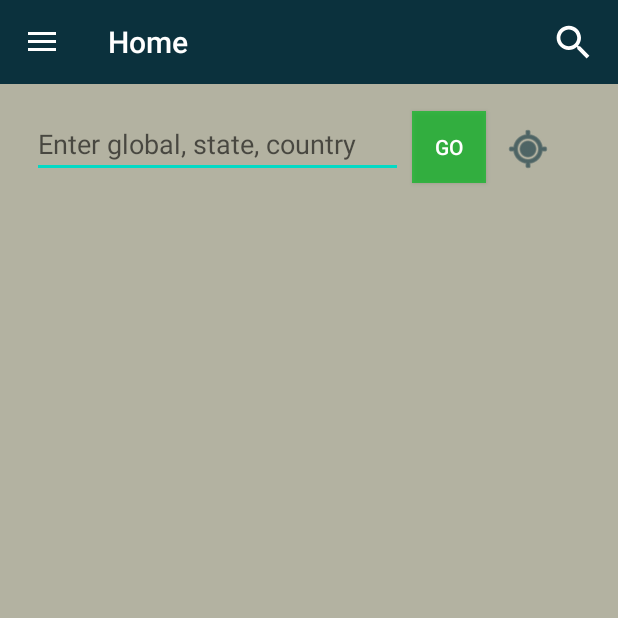
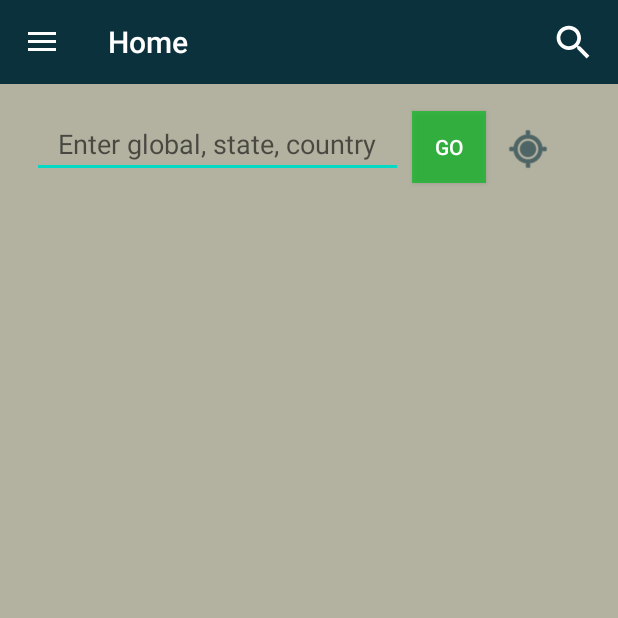
Before and after one commit to jerome1232/C19, an Android app: the fragment SearchFragment placed in its activity, after a tap on "GO", on a phone screen of 412 x 824 dp, the top half of it. Run offline under Robolectric (Android 15) with nearby library versions, the phone set to English and light mode, and no system bars; 2 statements that could not run were skipped.

Commit message:
GPS now auto fills in the input text. Also able to return a CovidEntity object through the log. Just need to get it tied to a card.

```diff
--- a/app/src/main/java/com/example/c19/MainActivity.kt
+++ b/app/src/main/java/com/example/c19/MainActivity.kt
@@ -23,7 +23,6 @@ import com.google.android.material.navigation.NavigationView
 import kotlinx.android.synthetic.main.activity_main.*
 import kotlinx.android.synthetic.main.drawer_toolbar.*
 import org.jetbrains.anko.doAsync
-import org.jetbrains.anko.toast
 import org.jetbrains.anko.uiThread
 import java.util.*
 
@@ -175,6 +174,7 @@ class MainActivity : AppCompatActivity(), NavigationView.OnNavigationItemSelecte
         val TAG = "gpsRequest"
         val RECORD_REQUEST_CODE = 101
         var name: String
+        val searchInputBar = findViewById<EditText>(R.id.searchInputBar)
 
         // Checking to see if we have permission to use location services.
         if (ActivityCompat.checkSelfPermission(
@@ -203,10 +203,16 @@ class MainActivity : AppCompatActivity(), NavigationView.OnNavigationItemSelecte
                 name = addresses.get(0).countryName
                 if (name == "United States") name = addresses.get(0).adminArea
                 Toast.makeText(this, "Location: $name", Toast.LENGTH_SHORT).show()
+
+
+                searchInputBar.setText(name)
             } else {
                 Toast.makeText(this, "No location data", Toast.LENGTH_SHORT).show()
             }
         }
+
+
+
         return
     }
 
--- a/app/src/main/java/com/example/c19/SearchFragment.kt
+++ b/app/src/main/java/com/example/c19/SearchFragment.kt
@@ -6,19 +6,22 @@ import android.util.Log
 import android.view.LayoutInflater
 import android.view.View
 import android.view.ViewGroup
-import android.widget.Button
-import android.widget.EditText
-import android.widget.TextView
-import android.widget.Toast
+import android.widget.*
 import androidx.fragment.app.Fragment
 import androidx.viewpager.widget.ViewPager
 import com.example.c19.model.CovidManager
 import com.example.c19.presenter.HomePresenterImpl
 import com.example.c19.view.HomeView
-import com.google.android.gms.location.LocationServices
 import org.jetbrains.anko.doAsync
 import org.jetbrains.anko.uiThread
 
+/**
+ * This Fragment is responsible for getting a country or state input from the user and
+ * displaying the card with the relevant data for the entity the user put in. Thanks to Jeremy,
+ * GPS location will get the location and auto-populate the input field for the user.
+ *
+ * @author Chase Moses
+ */
 
 class SearchFragment : Fragment(), HomeView, View.OnClickListener {
 
@@ -35,10 +38,9 @@ class SearchFragment : Fragment(), HomeView, View.OnClickListener {
 
         _viewPager = view.findViewById(R.id.cardSearchViewPager)
         _cardAdapter = CardPageAdapter()
+
         val btnGo = view.findViewById<Button>(R.id.btn_go)
         btnGo.setOnClickListener(this)
-
-
 
 
         return view
@@ -49,9 +51,10 @@ class SearchFragment : Fragment(), HomeView, View.OnClickListener {
         TODO("Not yet implemented")
     }
 
+    // On Click for the Go button
     override fun onClick(v: View?) {
 
-        val inputResult = view?.findViewById<EditText>(R.id.searchInput)
+        val inputResult = view?.findViewById<EditText>(R.id.searchInputBar)
         val result = inputResult?.text.toString()
 
         Log.i("Input Test", result)
--- a/app/src/main/res/layout/fragment_search.xml
+++ b/app/src/main/res/layout/fragment_search.xml
@@ -8,7 +8,7 @@
 
 
     <ImageButton
-        android:id="@+id/imageButton"
+        android:id="@+id/btn_gps"
         android:layout_width="50dp"
         android:layout_height="54dp"
         android:layout_alignParentTop="true"
@@ -21,7 +21,7 @@
         app:srcCompat="@android:drawable/ic_menu_mylocation" />
 
     <EditText
-        android:id="@+id/searchInput"
+        android:id="@+id/searchInputBar"
         android:layout_width="247dp"
         android:layout_height="wrap_content"
         android:layout_alignParentStart="true"
@@ -31,8 +31,7 @@
         android:ems="10"
         android:hint="Enter global, state, country"
         android:inputType="textPersonName"
-        android:visibility="visible"
-        tools:visibility="visible" />
+        android:textAlignment="center"/>
 
     <androidx.viewpager.widget.ViewPager
         android:id="@+id/cardSearchViewPager"
```
